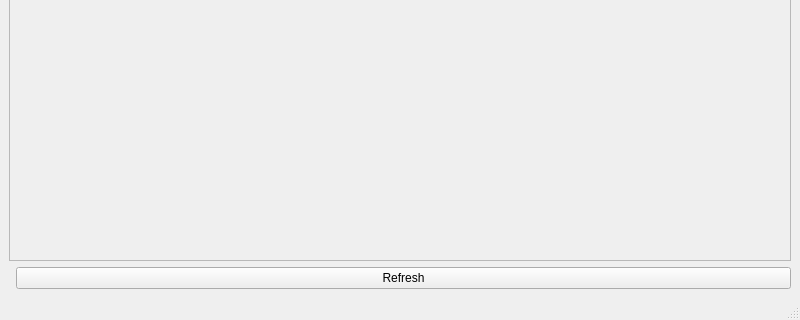
Qt form UI_luncher_infographie_projects/mainwindow.ui (MedZaim/infographie) before a commit; both pictures show x 0 to 800 and y 280 to 600 of the 800 by 600 pixel window.
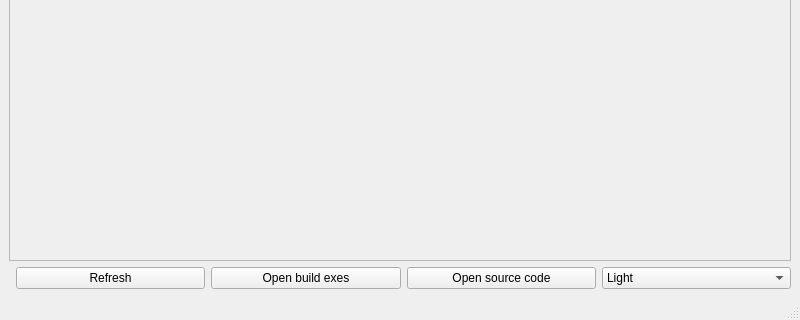
The same form after that commit.

Commit message: enabling UI responsitivity

The edit to the form file:
```diff
--- a/UI_luncher_infographie_projects/mainwindow.ui
+++ b/UI_luncher_infographie_projects/mainwindow.ui
@@ -59,6 +59,44 @@
         </property>
        </widget>
       </item>
+      <!-- Added OpenBuilds and OpenSource buttons and theme combo next to Refresh -->
+      <item>
+       <widget class="QPushButton" name="openBuildExesButton">
+        <property name="text">
+         <string>Open build exes</string>
+        </property>
+        <property name="toolTip">
+         <string>Open the generated executables folder (build_exes)</string>
+        </property>
+       </widget>
+      </item>
+      <item>
+       <widget class="QPushButton" name="openSourceButton">
+        <property name="text">
+         <string>Open source code</string>
+        </property>
+        <property name="toolTip">
+         <string>Open the source folder (code_graphics/src_graphics)</string>
+        </property>
+       </widget>
+      </item>
+      <item>
+       <widget class="QComboBox" name="themeCombo">
+        <property name="toolTip">
+         <string>Toggle UI theme (Light / Dark)</string>
+        </property>
+        <item>
+         <property name="text">
+          <string>Light</string>
+         </property>
+        </item>
+        <item>
+         <property name="text">
+          <string>Dark</string>
+         </property>
+        </item>
+       </widget>
+      </item>
      </layout>
     </item>
    </layout>
```
